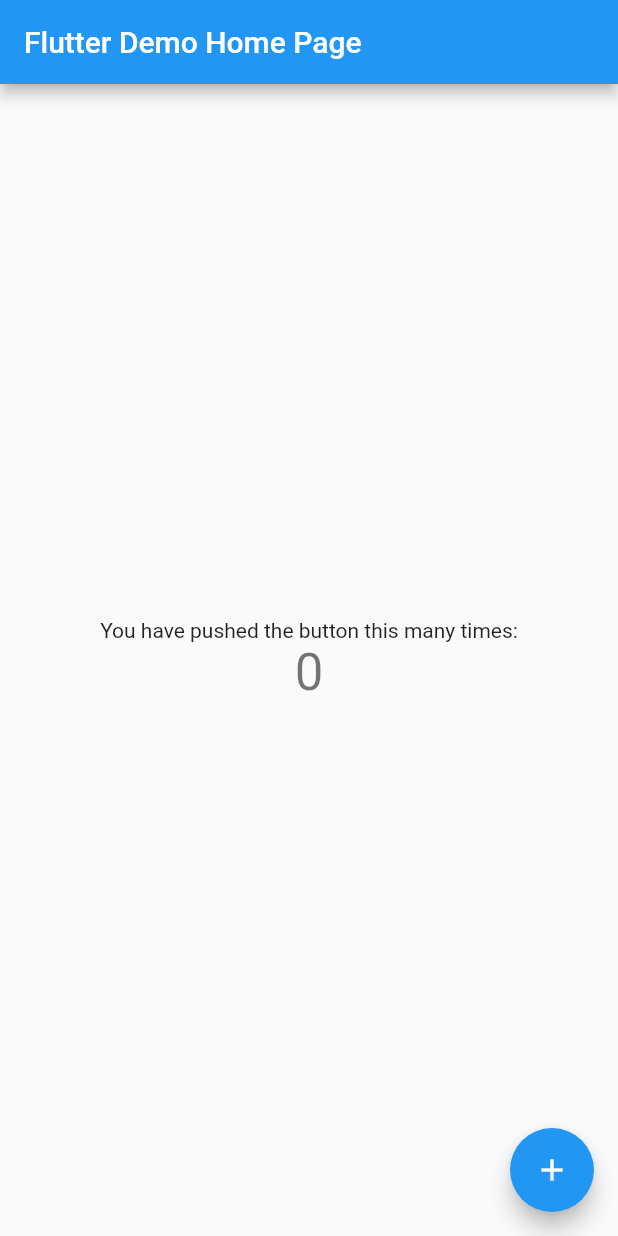
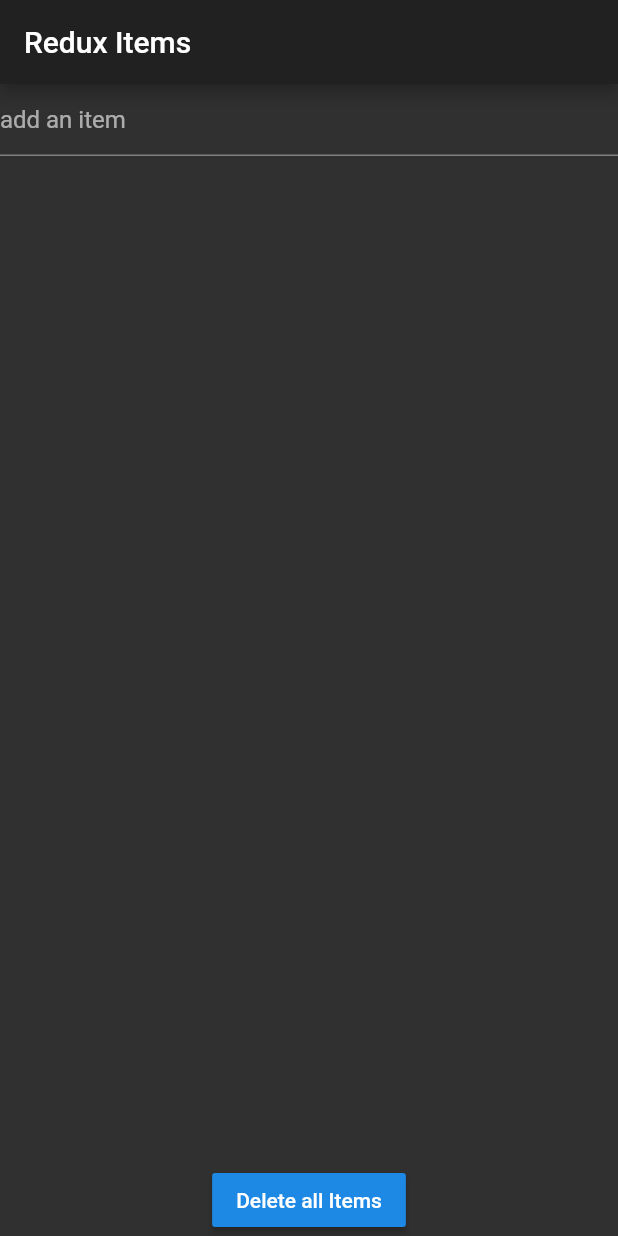
Before and after one commit to rajeshmuraleedharan/redux_items, a Flutter app: the screen it shows after launch, on a phone screen of 412 x 824 dp. Run offline on Flutter 3.47's test engine with Material 2 defaults, Android fonts, the phone set to English and light mode, and no system bars; our stand-ins replace flutter_redux, redux.

Commit message:
added ui widgets

```diff
--- a/lib/main.dart
+++ b/lib/main.dart
@@ -1,117 +1,142 @@
 import 'package:flutter/material.dart';
+
+import 'package:flutter_redux/flutter_redux.dart';
+import 'package:redux/redux.dart';
+import 'package:redux_items/models/item.dart';
+
+import 'models/app_state.dart';
+import 'redux/actions.dart';
+import 'redux/reducers.dart';
 
 void main() {
   runApp(MyApp());
 }
 
 class MyApp extends StatelessWidget {
-  // This widget is the root of your application.
   @override
   Widget build(BuildContext context) {
-    return MaterialApp(
-      title: 'Flutter Demo',
-      theme: ThemeData(
-        // This is the theme of your application.
-        //
-        // Try running your application with "flutter run". You'll see the
-        // application has a blue toolbar. Then, without quitting the app, try
-        // changing the primarySwatch below to Colors.green and then invoke
-        // "hot reload" (press "r" in the console where you ran "flutter run",
-        // or simply save your changes to "hot reload" in a Flutter IDE).
-        // Notice that the counter didn't reset back to zero; the application
-        // is not restarted.
-        primarySwatch: Colors.blue,
-        // This makes the visual density adapt to the platform that you run
-        // the app on. For desktop platforms, the controls will be smaller and
-        // closer together (more dense) than on mobile platforms.
-        visualDensity: VisualDensity.adaptivePlatformDensity,
+    final Store<AppState> store =
+        Store<AppState>(appStateReducer, initialState: AppState.initialState());
+
+    return StoreProvider<AppState>(
+      store: store,
+      child: MaterialApp(
+        title: "Flutter Demo",
+        theme: ThemeData.dark(),
+        home: MyHomePage(),
       ),
-      home: MyHomePage(title: 'Flutter Demo Home Page'),
     );
   }
 }
 
-class MyHomePage extends StatefulWidget {
-  MyHomePage({Key key, this.title}) : super(key: key);
+class MyHomePage extends StatelessWidget {
+  @override
+  Widget build(BuildContext context) {
+    return Scaffold(
+      appBar: AppBar(
+        title: Text("Redux Items"),
+      ),
+      body: StoreConnector<AppState, _ViewModel>(
+        converter: (Store<AppState> store) => _ViewModel.create(store),
+        builder: (BuildContext context, _ViewModel viewModel) => Column(
+          children: <Widget>[
+            AddItemWidget(viewModel),
+            Expanded(
+              child: ItemListWidget(viewModel),
+            ),
+            RemoveItemsButtonWidget(viewModel),
+          ],
+        ),
+      ),
+    );
+  }
+}
 
-  // This widget is the home page of your application. It is stateful, meaning
-  // that it has a State object (defined below) that contains fields that affect
-  // how it looks.
+class AddItemWidget extends StatefulWidget {
+  final _ViewModel model;
 
-  // This class is the configuration for the state. It holds the values (in this
-  // case the title) provided by the parent (in this case the App widget) and
-  // used by the build method of the State. Fields in a Widget subclass are
-  // always marked "final".
-
-  final String title;
+  AddItemWidget(this.model);
 
   @override
-  _MyHomePageState createState() => _MyHomePageState();
+  State<StatefulWidget> createState() => _AddItemState();
 }
 
-class _MyHomePageState extends State<MyHomePage> {
-  int _counter = 0;
-
-  void _incrementCounter() {
-    setState(() {
-      // This call to setState tells the Flutter framework that something has
-      // changed in this State, which causes it to rerun the build method below
-      // so that the display can reflect the updated values. If we changed
-      // _counter without calling setState(), then the build method would not be
-      // called again, and so nothing would appear to happen.
-      _counter++;
-    });
-  }
+class _AddItemState extends State<AddItemWidget> {
+  final TextEditingController controller = TextEditingController();
 
   @override
   Widget build(BuildContext context) {
-    // This method is rerun every time setState is called, for instance as done
-    // by the _incrementCounter method above.
-    //
-    // The Flutter framework has been optimized to make rerunning build methods
-    // fast, so that you can just rebuild anything that needs updating rather
-    // than having to individually change instances of widgets.
-    return Scaffold(
-      appBar: AppBar(
-        // Here we take the value from the MyHomePage object that was created by
-        // the App.build method, and use it to set our appbar title.
-        title: Text(widget.title),
-      ),
-      body: Center(
-        // Center is a layout widget. It takes a single child and positions it
-        // in the middle of the parent.
-        child: Column(
-          // Column is also a layout widget. It takes a list of children and
-          // arranges them vertically. By default, it sizes itself to fit its
-          // children horizontally, and tries to be as tall as its parent.
-          //
-          // Invoke "debug painting" (press "p" in the console, choose the
-          // "Toggle Debug Paint" action from the Flutter Inspector in Android
-          // Studio, or the "Toggle Debug Paint" command in Visual Studio Code)
-          // to see the wireframe for each widget.
-          //
-          // Column has various properties to control how it sizes itself and
-          // how it positions its children. Here we use mainAxisAlignment to
-          // center the children vertically; the main axis here is the vertical
-          // axis because Columns are vertical (the cross axis would be
-          // horizontal).
-          mainAxisAlignment: MainAxisAlignment.center,
-          children: <Widget>[
-            Text(
-              'You have pushed the button this many times:',
-            ),
-            Text(
-              '$_counter',
-              style: Theme.of(context).textTheme.headline4,
-            ),
-          ],
-        ),
-      ),
-      floatingActionButton: FloatingActionButton(
-        onPressed: _incrementCounter,
-        tooltip: 'Increment',
-        child: Icon(Icons.add),
-      ), // This trailing comma makes auto-formatting nicer for build methods.
+    return TextField(
+      controller: controller,
+      decoration: InputDecoration(hintText: "add an item"),
+      onSubmitted: (String s) {
+        widget.model.onAddItem(s);
+        controller.text = "";
+      },
     );
   }
 }
+
+class ItemListWidget extends StatefulWidget {
+  final _ViewModel model;
+
+  ItemListWidget(this.model);
+
+  @override
+  State<StatefulWidget> createState() => _ItemListState();
+}
+
+class _ItemListState extends State<ItemListWidget> {
+  @override
+  Widget build(BuildContext context) {
+    return ListView(
+      children: widget.model.items.map((Item item) => ListTile(
+        title: Text(item.body),
+        leading: IconButton(
+          icon: Icon(Icons.delete),
+          onPressed: () => widget.model.onRemoveItem(item),
+        ),
+      )).toList(),
+    );
+  }
+}
+
+class RemoveItemsButtonWidget extends StatelessWidget{
+  final _ViewModel model;
+
+  RemoveItemsButtonWidget(this.model);
+
+  @override
+  Widget build(BuildContext context) {
+    return RaisedButton(
+      child: Text("Delete all Items"),
+      onPressed: (){
+        model.onRemoveItems();
+      },
+    );
+  }
+}
+
+class _ViewModel {
+  final List<Item> items;
+  final Function(String) onAddItem;
+  final Function(Item) onRemoveItem;
+  final Function() onRemoveItems;
+
+  _ViewModel(
+      {this.items, this.onAddItem, this.onRemoveItem, this.onRemoveItems});
+
+  factory _ViewModel.create(Store<AppState> store) {
+    _onAddItem(String body) => store.dispatch(AddItemAction(body));
+
+    _onRemoveItem(Item item) => store.dispatch(RemoveItemAction(item));
+
+    _onRemoveItems() => store.dispatch(RemoveItemsAction());
+
+    return _ViewModel(
+        items: store.state.items,
+        onAddItem: _onAddItem,
+        onRemoveItem: _onRemoveItem,
+        onRemoveItems: _onRemoveItems);
+  }
+}
--- a/pubspec.yaml
+++ b/pubspec.yaml
@@ -23,6 +23,7 @@ environment:
 dependencies:
   flutter:
     sdk: flutter
+  flutter_redux: ^0.6.0
 
 
   # The following adds the Cupertino Icons font to your application.
```
Also changed, not shown: pubspec.lock.
